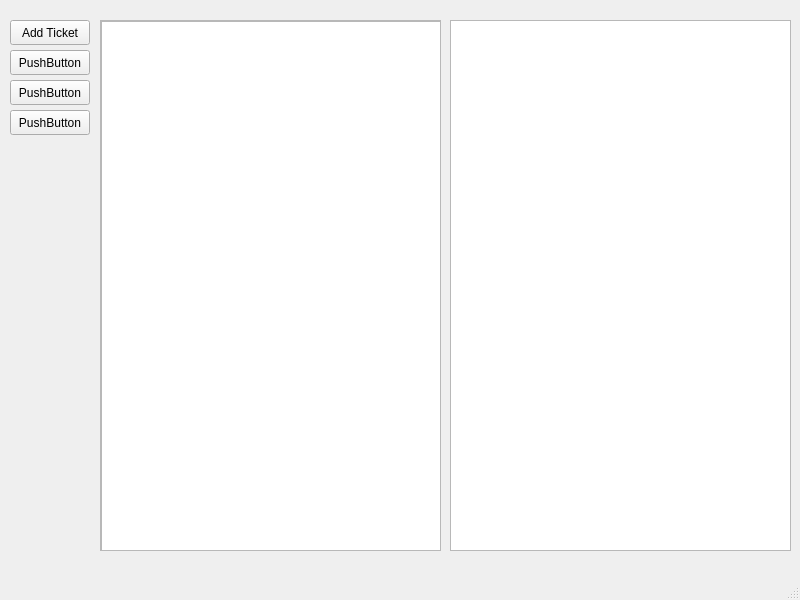
VikingOfValhalla/cpp_bug_tracker, file cpp_bug_tracker/mainwindow.ui: the form before one commit.
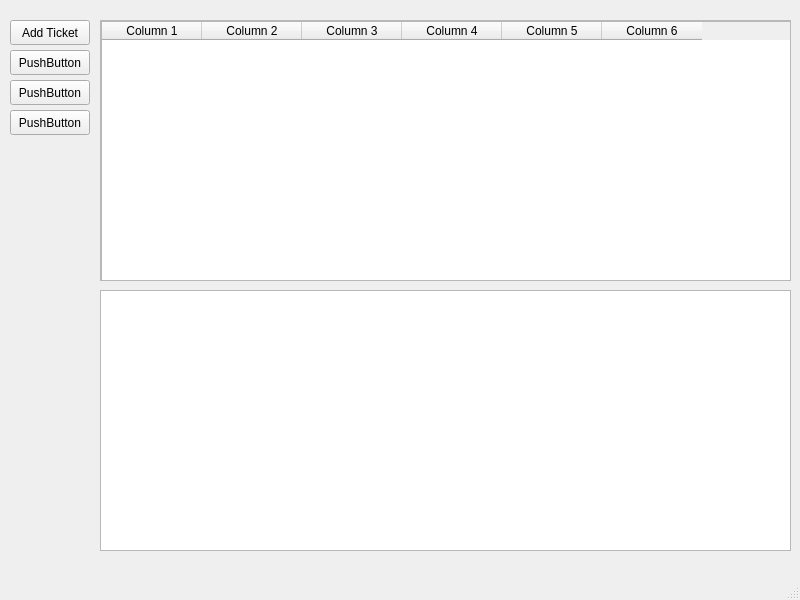
The form after the commit.

Commit message: Added columns to table.

Diff of the .ui file:
```diff
--- a/cpp_bug_tracker/mainwindow.ui
+++ b/cpp_bug_tracker/mainwindow.ui
@@ -71,8 +71,8 @@
      <rect>
       <x>100</x>
       <y>20</y>
-      <width>341</width>
-      <height>531</height>
+      <width>691</width>
+      <height>261</height>
      </rect>
     </property>
     <property name="widgetResizable">
@@ -83,8 +83,8 @@
       <rect>
        <x>0</x>
        <y>0</y>
-       <width>339</width>
-       <height>529</height>
+       <width>689</width>
+       <height>259</height>
       </rect>
      </property>
      <widget class="QTableWidget" name="tableWidget">
@@ -92,20 +92,104 @@
        <rect>
         <x>0</x>
         <y>0</y>
-        <width>341</width>
-        <height>531</height>
+        <width>691</width>
+        <height>261</height>
        </rect>
       </property>
+      <property name="minimumSize">
+       <size>
+        <width>341</width>
+        <height>261</height>
+       </size>
+      </property>
+      <property name="maximumSize">
+       <size>
+        <width>700</width>
+        <height>261</height>
+       </size>
+      </property>
+      <column>
+       <property name="text">
+        <string>Column 1</string>
+       </property>
+       <property name="background">
+        <color>
+         <red>57</red>
+         <green>89</green>
+         <blue>195</blue>
+        </color>
+       </property>
+      </column>
+      <column>
+       <property name="text">
+        <string>Column 2</string>
+       </property>
+       <property name="background">
+        <color>
+         <red>57</red>
+         <green>89</green>
+         <blue>195</blue>
+        </color>
+       </property>
+      </column>
+      <column>
+       <property name="text">
+        <string>Column 3</string>
+       </property>
+       <property name="background">
+        <color>
+         <red>57</red>
+         <green>89</green>
+         <blue>195</blue>
+        </color>
+       </property>
+      </column>
+      <column>
+       <property name="text">
+        <string>Column 4</string>
+       </property>
+       <property name="background">
+        <color>
+         <red>57</red>
+         <green>89</green>
+         <blue>195</blue>
+        </color>
+       </property>
+      </column>
+      <column>
+       <property name="text">
+        <string>Column 5</string>
+       </property>
+       <property name="background">
+        <color>
+         <red>57</red>
+         <green>89</green>
+         <blue>195</blue>
+        </color>
+       </property>
+      </column>
+      <column>
+       <property name="text">
+        <string>Column 6</string>
+       </property>
+       <property name="background">
+        <color>
+         <red>57</red>
+         <green>89</green>
+         <blue>195</blue>
+        </color>
+       </property>
+      </column>
      </widget>
     </widget>
    </widget>
    <widget class="QColumnView" name="columnView">
     <property name="geometry">
      <rect>
-      <x>450</x>
-      <y>20</y>
-      <width>341</width>
-      <height>531</height>
+      <x>100</x>
+      <y>290</y>
+      <width>691</width>
+      <height>261</height>
      </rect>
     </property>
    </widget>
```
The commit also changes 1 other file.
